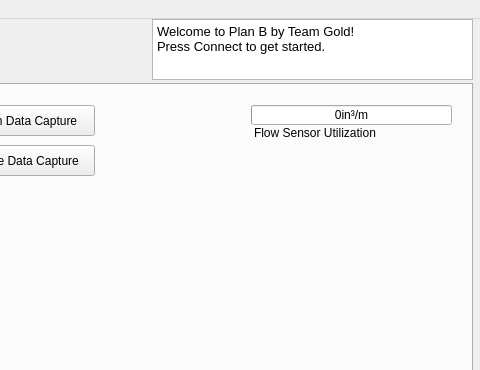
Before: the Qt Designer form python/PlanB/resources/planb.ui in KenwoodFox/EG-207, drawn with Qt 5; both pictures show x 518 to 998 and y 0 to 370 of the 998 by 623 pixel window.
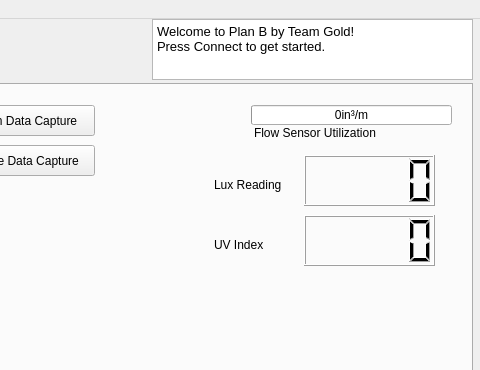
After: the same form once the commit is applied. Icons and pictures are not drawn. Custom widgets are drawn as their Qt base class.

Commit message: Fix photosensr UV/lux LCD bug

What changed in the file:
```diff
--- a/python/PlanB/resources/planb.ui
+++ b/python/PlanB/resources/planb.ui
@@ -156,6 +156,52 @@
        <string>Time Between Polls</string>
       </property>
      </widget>
+     <widget class="QLCDNumber" name="luxLCD">
+      <property name="geometry">
+       <rect>
+        <x>820</x>
+        <y>70</y>
+        <width>131</width>
+        <height>51</height>
+       </rect>
+      </property>
+     </widget>
+     <widget class="QLCDNumber" name="uvLCD">
+      <property name="geometry">
+       <rect>
+        <x>820</x>
+        <y>130</y>
+        <width>131</width>
+        <height>51</height>
+       </rect>
+      </property>
+     </widget>
+     <widget class="QLabel" name="label_7">
+      <property name="geometry">
+       <rect>
+        <x>730</x>
+        <y>90</y>
+        <width>81</width>
+        <height>20</height>
+       </rect>
+      </property>
+      <property name="text">
+       <string>Lux Reading</string>
+      </property>
+     </widget>
+     <widget class="QLabel" name="label_8">
+      <property name="geometry">
+       <rect>
+        <x>730</x>
+        <y>150</y>
+        <width>81</width>
+        <height>20</height>
+       </rect>
+      </property>
+      <property name="text">
+       <string>UV Index</string>
+      </property>
+     </widget>
     </widget>
     <widget class="QWidget" name="calibrationTab">
      <attribute name="title">
```
